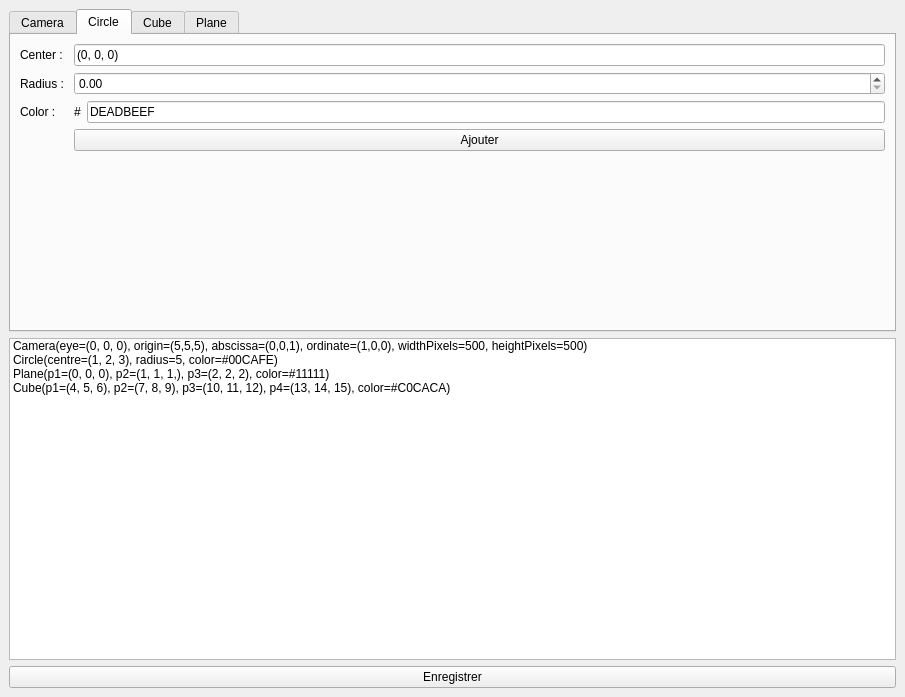
Qt form gui.ui (dataronio/raytracer) before a commit.
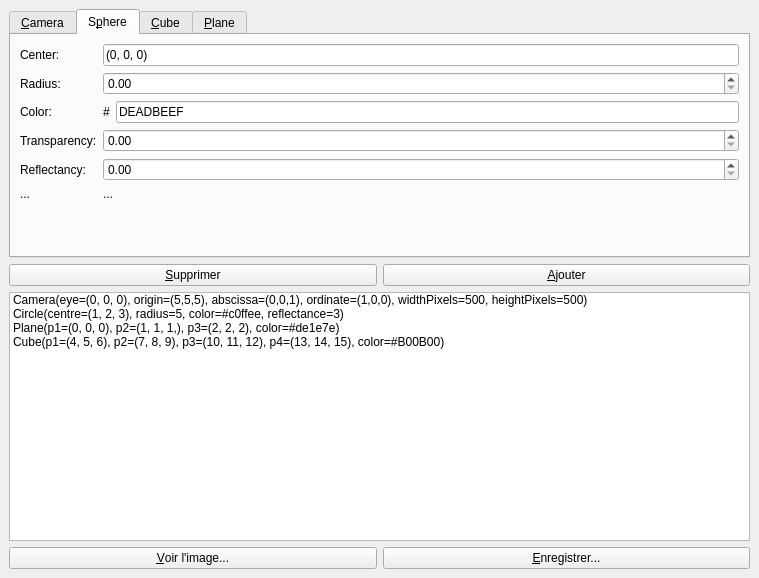
The same form after that commit.

Commit message: Complétion rapport, màj uml  + gui

```diff
--- a/gui.ui
+++ b/gui.ui
@@ -6,8 +6,8 @@
    <rect>
     <x>0</x>
     <y>0</y>
-    <width>905</width>
-    <height>697</height>
+    <width>759</width>
+    <height>578</height>
    </rect>
   </property>
   <property name="windowTitle">
@@ -22,12 +22,12 @@
       </property>
       <widget class="QWidget" name="test">
        <attribute name="title">
-        <string>Camera</string>
+        <string>&amp;Camera</string>
        </attribute>
       </widget>
       <widget class="QWidget" name="tab_3">
        <attribute name="title">
-        <string>Circle</string>
+        <string>S&amp;phere</string>
        </attribute>
        <layout class="QFormLayout" name="formLayout">
         <property name="fieldGrowthPolicy">
@@ -36,7 +36,7 @@
         <item row="0" column="0">
          <widget class="QLabel" name="label">
           <property name="text">
-           <string>Center : </string>
+           <string>Center: </string>
           </property>
          </widget>
         </item>
@@ -50,7 +50,7 @@
         <item row="1" column="0">
          <widget class="QLabel" name="label_2">
           <property name="text">
-           <string>Radius : </string>
+           <string>Radius: </string>
           </property>
          </widget>
         </item>
@@ -60,7 +60,7 @@
         <item row="2" column="0">
          <widget class="QLabel" name="label_3">
           <property name="text">
-           <string>Color : </string>
+           <string>Color: </string>
           </property>
          </widget>
         </item>
@@ -82,27 +82,72 @@
           </item>
          </layout>
         </item>
+        <item row="3" column="0">
+         <widget class="QLabel" name="label_5">
+          <property name="text">
+           <string>Transparency:</string>
+          </property>
+         </widget>
+        </item>
+        <item row="4" column="0">
+         <widget class="QLabel" name="label_6">
+          <property name="text">
+           <string>Reflectancy:</string>
+          </property>
+         </widget>
+        </item>
+        <item row="5" column="0">
+         <widget class="QLabel" name="label_7">
+          <property name="text">
+           <string>...</string>
+          </property>
+         </widget>
+        </item>
+        <item row="5" column="1">
+         <widget class="QLabel" name="label_8">
+          <property name="text">
+           <string>...</string>
+          </property>
+         </widget>
+        </item>
         <item row="3" column="1">
-         <widget class="QPushButton" name="pushButton_2">
-          <property name="text">
-           <string>Ajouter</string>
-          </property>
-         </widget>
+         <widget class="QDoubleSpinBox" name="doubleSpinBox_2"/>
+        </item>
+        <item row="4" column="1">
+         <widget class="QDoubleSpinBox" name="doubleSpinBox_3"/>
         </item>
        </layout>
       </widget>
       <widget class="QWidget" name="tab">
        <attribute name="title">
-        <string>Cube</string>
+        <string>&amp;Cube</string>
        </attribute>
       </widget>
       <widget class="QWidget" name="tab_2">
        <attribute name="title">
-        <string>Plane</string>
+        <string>&amp;Plane</string>
        </attribute>
       </widget>
      </widget>
     </item>
+    <item>
+     <layout class="QHBoxLayout" name="horizontalLayout_2">
+      <item>
+       <widget class="QPushButton" name="pushButton_3">
+        <property name="text">
+         <string>&amp;Supprimer</string>
+        </property>
+       </widget>
+      </item>
+      <item>
+       <widget class="QPushButton" name="pushButton_2">
+        <property name="text">
+         <string>&amp;Ajouter</string>
+        </property>
+       </widget>
+      </item>
+     </layout>
+    </item>
     <item>
      <widget class="QListWidget" name="listWidget">
       <item>
@@ -112,17 +157,17 @@
       </item>
       <item>
        <property name="text">
-        <string>Circle(centre=(1, 2, 3), radius=5, color=#00CAFE)</string>
+        <string>Circle(centre=(1, 2, 3), radius=5, color=#c0ffee, reflectance=3)</string>
        </property>
       </item>
       <item>
        <property name="text">
-        <string>Plane(p1=(0, 0, 0), p2=(1, 1, 1,), p3=(2, 2, 2), color=#11111)</string>
+        <string>Plane(p1=(0, 0, 0), p2=(1, 1, 1,), p3=(2, 2, 2), color=#de1e7e)</string>
        </property>
       </item>
       <item>
        <property name="text">
-        <string>Cube(p1=(4, 5, 6), p2=(7, 8, 9), p3=(10, 11, 12), p4=(13, 14, 15), color=#C0CACA)</string>
+        <string>Cube(p1=(4, 5, 6), p2=(7, 8, 9), p3=(10, 11, 12), p4=(13, 14, 15), color=#B00B00)</string>
        </property>
       </item>
       <item>
@@ -133,11 +178,22 @@
      </widget>
     </item>
     <item>
-     <widget class="QPushButton" name="pushButton">
-      <property name="text">
-       <string>Enregistrer</string>
-      </property>
-     </widget>
+     <layout class="QHBoxLayout" name="horizontalLayout_3">
+      <item>
+       <widget class="QPushButton" name="pushButton_4">
+        <property name="text">
+         <string>&amp;Voir l'image...</string>
+        </property>
+       </widget>
+      </item>
+      <item>
+       <widget class="QPushButton" name="pushButton">
+        <property name="text">
+         <string>&amp;Enregistrer...</string>
+        </property>
+       </widget>
+      </item>
+     </layout>
     </item>
    </layout>
   </widget>
```
The commit also changes 6 other files.
